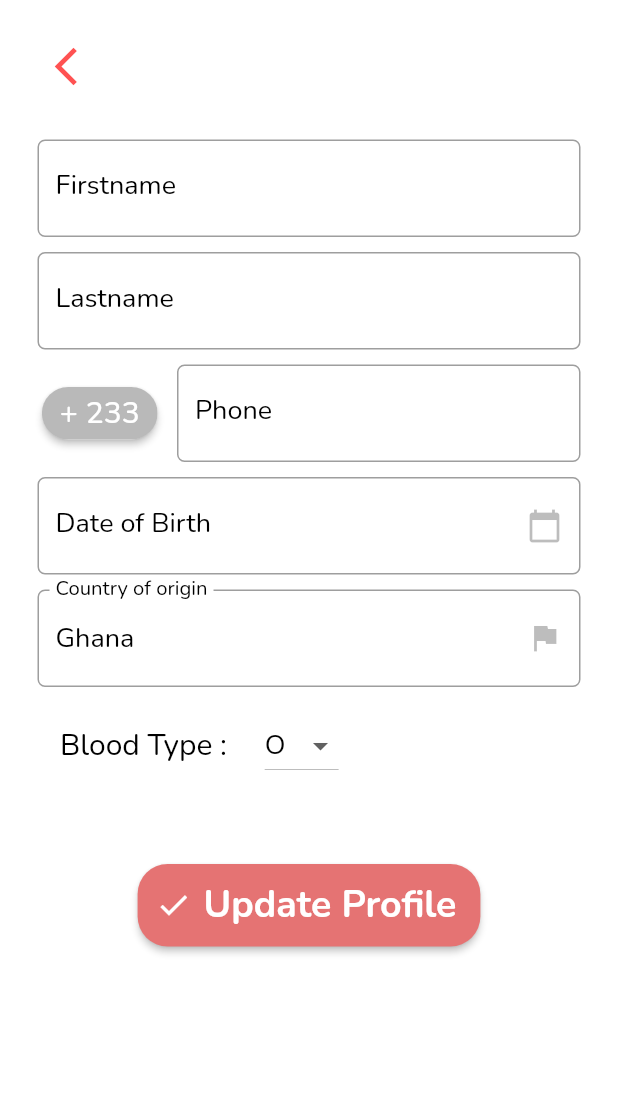
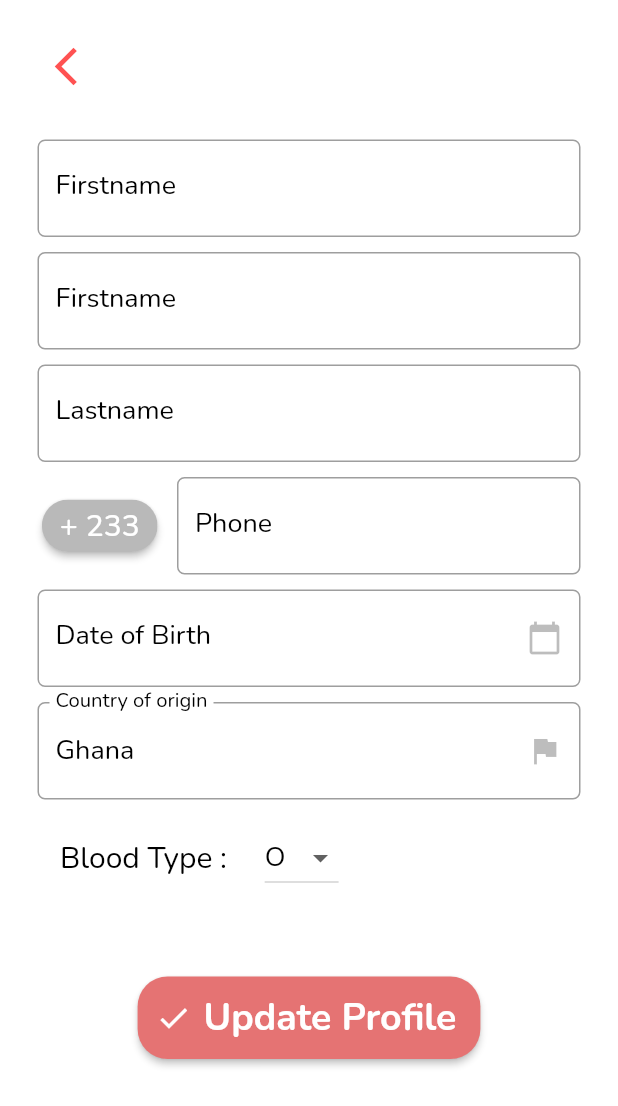
Before and after one commit to silverspluussh/scarclient, a Flutter app: the CompleteProfile screen opened by its route, on a phone screen of 412 x 824 dp. Shown: the top 1106 px of the screen. Run offline on Flutter 3.47's test engine with Material 2 defaults, Android fonts, the phone set to English and light mode, and no system bars; our stand-ins replace animated_splash_screen, country_picker, flutter_secure_storage, google_fonts, page_transition; accounts and stored records are empty; project files that could hold a hidden picture were left out.

Commit message:
new commit

```diff
--- a/lib/screens/settings/profile.dart
+++ b/lib/screens/settings/profile.dart
@@ -24,6 +24,7 @@ class _CompleteProfileState extends State<CompleteProfile> {
   final _formKey = GlobalKey<FormState>();
   final _bloodTypes = ["A", "AB", "B", "O"];
 
+  final TextEditingController _username = TextEditingController();
   final TextEditingController _fisrtnameController = TextEditingController();
   final TextEditingController _lastnameController = TextEditingController();
   final TextEditingController _nationalityController = TextEditingController();
@@ -68,6 +69,13 @@ class _CompleteProfileState extends State<CompleteProfile> {
                 ),
               ),
               const SizedBox(height: 20),
+              CustomTextField(
+                controller: _username,
+                labelText: "Firstname",
+                hintText: "Firstname",
+                keyboardType: TextInputType.text,
+                textInputAction: TextInputAction.next,
+              ),
               CustomTextField(
                 controller: _fisrtnameController,
                 labelText: "Firstname",
--- a/lib/screens/signup.dart
+++ b/lib/screens/signup.dart
@@ -362,7 +362,7 @@ class _SignUpState extends State<SignUp> {
       setState(() {
         //circus = false;
         validate = false;
-        errort = 'email cannot be empty';
+        errort = 'name cannot be empty';
       });
     }
     var response = await networkhandle.get('/user/checkemail/$email');
```
Also changed, not shown: lib/screens/sign_in.dart (+4 -7 lines).
